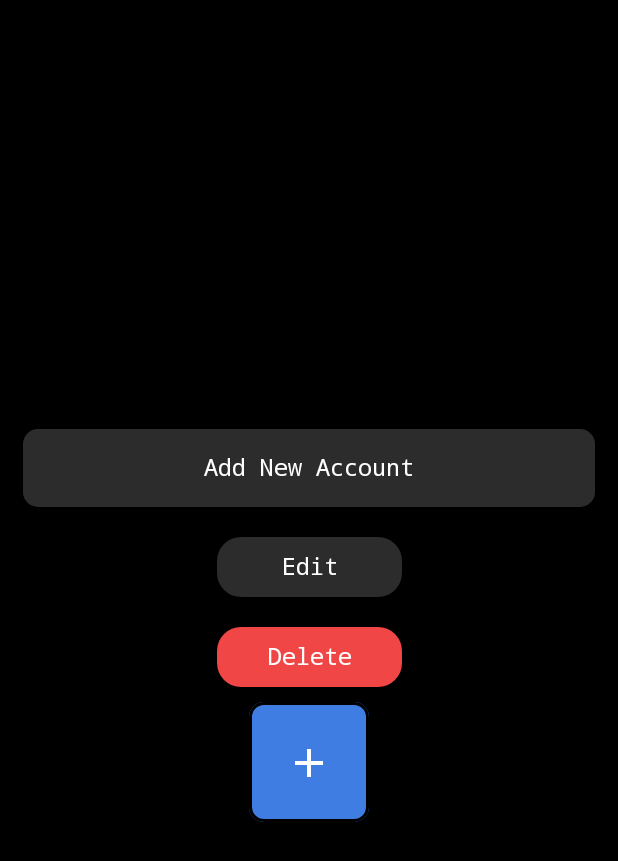
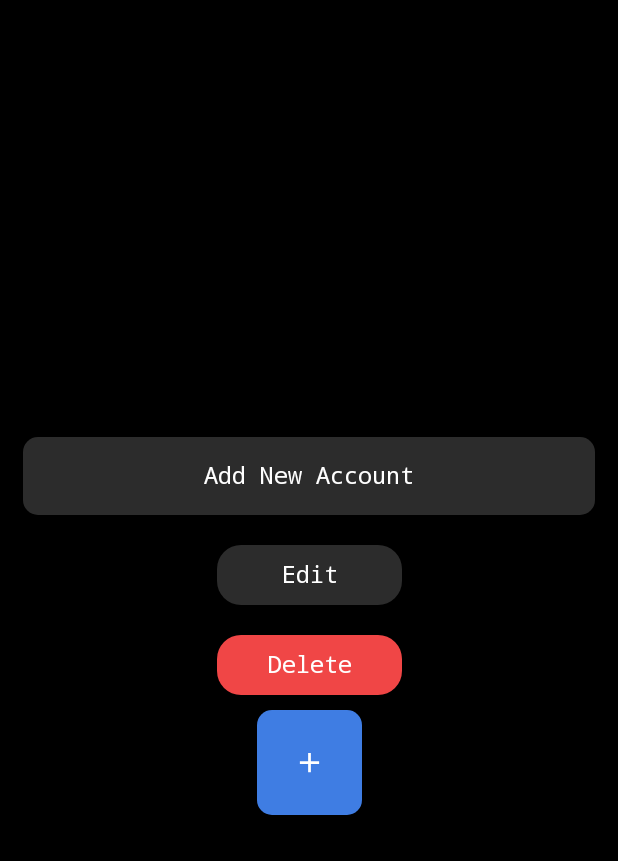
Before and after one commit to SAIF879/PASSWORD-MANAGER, an Android app built with Jetpack Compose: the @Preview function PreviewButtons, on a phone screen of 412 x 824 dp. Shown: the top 861 px of the screen. Run offline under Robolectric (Android 15) with nearby library versions, the phone set to English and light mode, and no system bars.

```diff
--- a/app/src/main/java/com/example/passwordmanager/commonComponents/PasswordButtons.kt
+++ b/app/src/main/java/com/example/passwordmanager/commonComponents/PasswordButtons.kt
@@ -5,7 +5,6 @@ import androidx.compose.foundation.background
 import androidx.compose.foundation.layout.Arrangement
 import androidx.compose.foundation.layout.Box
 import androidx.compose.foundation.layout.Column
-import androidx.compose.foundation.layout.Row
 import androidx.compose.foundation.layout.fillMaxSize
 import androidx.compose.foundation.layout.fillMaxWidth
 import androidx.compose.foundation.layout.height
@@ -18,7 +17,6 @@ import androidx.compose.runtime.Composable
 import androidx.compose.ui.Alignment
 import androidx.compose.ui.Modifier
 import androidx.compose.ui.graphics.Color
-import androidx.compose.ui.graphics.RectangleShape
 import androidx.compose.ui.tooling.preview.Preview
 import androidx.compose.ui.unit.dp
 import com.example.passwordmanager.R
@@ -96,10 +94,10 @@ fun NewPasswordButton(
     onClick: () -> Unit = {}
 ) {
     Button(onClick = { onClick.invoke() }, modifier = modifier
-        .width(80.dp)
-        .height(80.dp) , colors = ButtonDefaults.buttonColors(
+        .width(70.dp)
+        .height(70.dp) , colors = ButtonDefaults.buttonColors(
         containerColor = MatteBlue
-    ) ,border = BorderStroke(2.dp, Color.Black),
+    ) ,
         shape = RoundedCornerShape(10.dp)
     ) {
 
--- a/app/src/main/java/com/example/passwordmanager/commonComponents/PasswordManagerTexts.kt
+++ b/app/src/main/java/com/example/passwordmanager/commonComponents/PasswordManagerTexts.kt
@@ -21,7 +21,8 @@ object PasswordManagerTexts{
 
 
     @Composable
-    fun TextAsBoldHeader(text: String, color: Color = White, size : Int = 32, maxLines: Int = 1){
+    fun TextAsBoldHeader(text: String, color: Color = White, size : Int = 32, maxLines: Int = 1 ,
+                         modifier: Modifier=Modifier){
         Text(text = text, style = TextStyle(
             fontFamily = FontFamily.Monospace,
             fontSize = size.sp,
--- a/app/src/main/java/com/example/passwordmanager/mainflow/splash/ui/SplashScreen.kt
+++ b/app/src/main/java/com/example/passwordmanager/mainflow/splash/ui/SplashScreen.kt
@@ -42,7 +42,7 @@ fun Splashscreen(navController: NavController,) {
             verticalAlignment = Alignment.CenterVertically,
             horizontalArrangement = Arrangement.Start
         ) {
-            PasswordManagerTexts.TextAsBoldHeader(text = "Splash")
+            PasswordManagerTexts.TextAsBoldHeader(text = "Password Manager")
         }
     }
 
--- a/app/src/main/java/com/example/passwordmanager/ui/theme/Color.kt
+++ b/app/src/main/java/com/example/passwordmanager/ui/theme/Color.kt
@@ -8,6 +8,7 @@ val Pink80 = Color(0xFFEFB8C8)
 val MatteBlack =Color(0XFF2C2C2C)
 val MatteRed = Color(0xFFF04646)
 val MatteBlue = Color(0XFF3F7DE3)
+val BackGroundColor = Color(0XFFF3F5FA)
 val Purple40 = Color(0xFF6650a4)
 val PurpleGrey40 = Color(0xFF625b71)
 val Pink40 = Color(0xFF7D5260)
```
Also changed, not shown: app/src/main/java/com/example/passwordmanager/mainflow/home/ui/HomeScreen.kt (+43 -6 lines).
